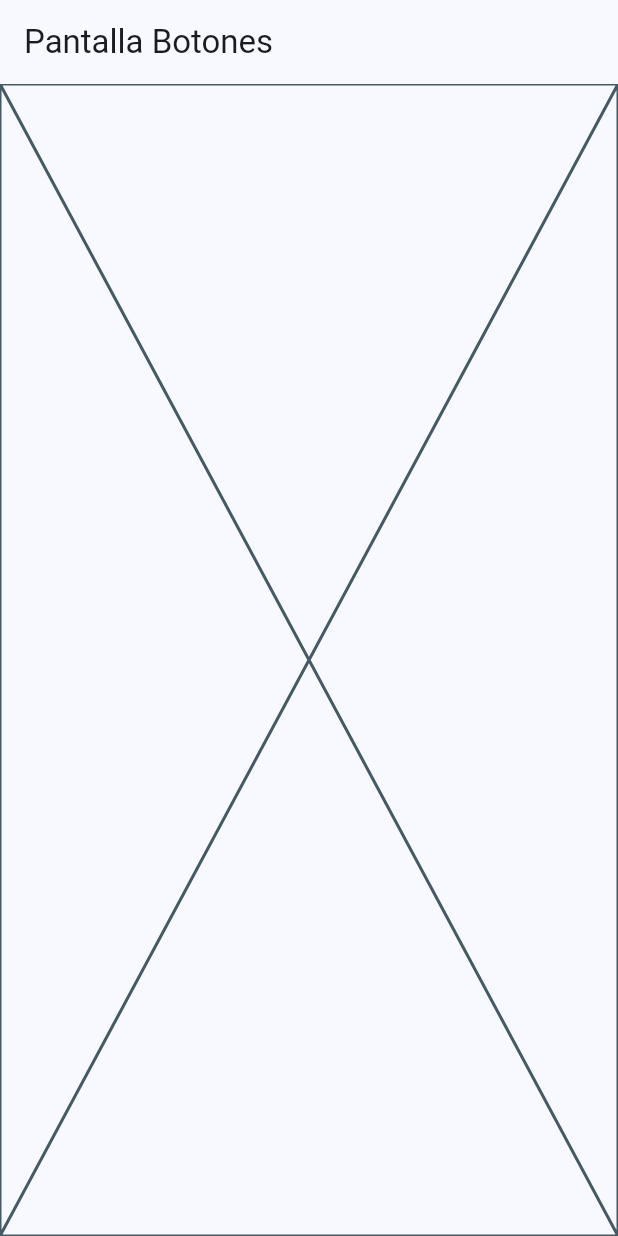
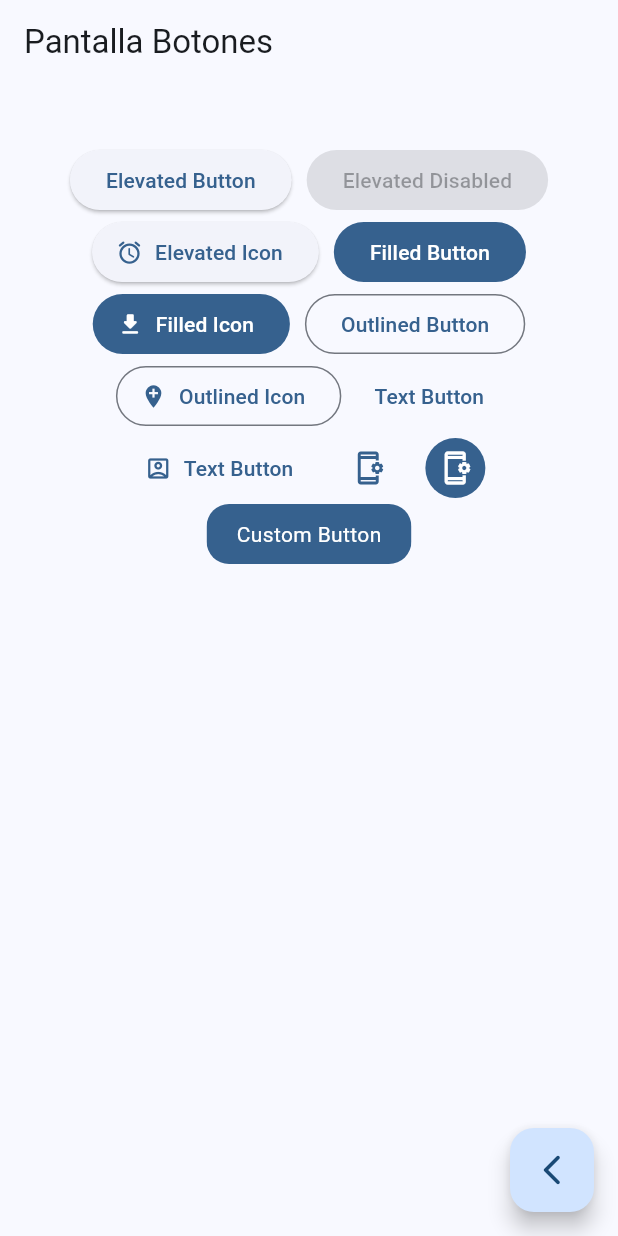
Before and after one commit to AndresCastilloPlata/flutter_widgets_funcionales, a Flutter app: the ButtonsScreen screen opened by its route, on a phone screen of 412 x 824 dp. Run offline on Flutter 3.47's test engine with Material 3 defaults, Android fonts, the light colour scheme and no system bars; our stand-ins replace go_router.

Commit message:
Se realizan los diferentes tipo de botones usables en buttons_screen

```diff
--- a/lib/presentation/screens/buttons/buttons_screen.dart
+++ b/lib/presentation/screens/buttons/buttons_screen.dart
@@ -1,4 +1,6 @@
 import 'package:flutter/material.dart';
+import 'package:flutter_widgets_funcionales/config/router/app_router.dart';
+import 'package:go_router/go_router.dart';
 
 class ButtonsScreen extends StatelessWidget {
   static const String name = 'buttons_screen';
@@ -10,7 +12,106 @@ class ButtonsScreen extends StatelessWidget {
       appBar: AppBar(
         title: const Text('Pantalla Botones'),
       ),
-      body: const Placeholder(),
+      body: const _ButtonsView(),
+      floatingActionButton: FloatingActionButton(
+        child: const Icon(Icons.arrow_back_ios_new_rounded),
+        onPressed: () {
+          context.pop();
+        },
+      ),
     );
   }
 }
+
+class _ButtonsView extends StatelessWidget {
+  const _ButtonsView();
+
+  @override
+  Widget build(BuildContext context) {
+    final colors = Theme.of(context).colorScheme;
+    return SizedBox(
+      width: double.infinity,
+      child: Padding(
+        padding: const EdgeInsets.symmetric(horizontal: 20, vertical: 40),
+        child: Wrap(
+          spacing: 10,
+          alignment: WrapAlignment.center,
+          children: [
+            //Elevated Buttons
+            ElevatedButton(
+                onPressed: () {}, child: const Text('Elevated Button')),
+            const ElevatedButton(
+                onPressed: null, child: Text('Elevated Disabled')),
+            ElevatedButton.icon(
+              onPressed: () {},
+              label: const Text('Elevated Icon'),
+              icon: const Icon(Icons.access_alarm_rounded),
+            ),
+            //Filled Buttons
+            FilledButton(onPressed: () {}, child: const Text('Filled Button')),
+            FilledButton.icon(
+              onPressed: () {},
+              label: const Text('Filled Icon'),
+              icon: const Icon(Icons.file_download_rounded),
+            ),
+            //Outlined Buttons
+            OutlinedButton(
+                onPressed: () {}, child: const Text('Outlined Button')),
+            OutlinedButton.icon(
+              onPressed: () {},
+              label: const Text('Outlined Icon'),
+              icon: const Icon(Icons.add_location),
+            ),
+            //Text Buttons
+            TextButton(onPressed: () {}, child: const Text('Text Button')),
+            TextButton.icon(
+              onPressed: () {},
+              label: const Text('Text Button'),
+              icon: const Icon(Icons.account_box_outlined),
+            ),
+            //Text Buttons
+            IconButton(
+                onPressed: () {},
+                icon: const Icon(Icons.app_settings_alt_outlined),
+                color: colors.primary),
+            IconButton(
+              onPressed: () {},
+              icon: const Icon(Icons.app_settings_alt_outlined),
+              color: Colors.white,
+              style: IconButton.styleFrom(
+                backgroundColor: colors.primary,
+              ),
+            ),
+            //Custom Buttons
+            const CustomButton(),
+          ],
+        ),
+      ),
+    );
+  }
+}
+
+class CustomButton extends StatelessWidget {
+  const CustomButton({super.key});
+
+  @override
+  Widget build(BuildContext context) {
+    final colors = Theme.of(context).colorScheme;
+
+    return ClipRRect(
+      borderRadius: BorderRadius.circular(15),
+      child: Material(
+        color: colors.primary,
+        child: InkWell(
+          onTap: () {},
+          child: const Padding(
+              padding: EdgeInsets.symmetric(horizontal: 20, vertical: 10),
+              child: Text(
+                'Custom Button',
+                style: TextStyle(color: Colors.white),
+              )),
+        ),
+      ),
+    );
+  }
+}
```
